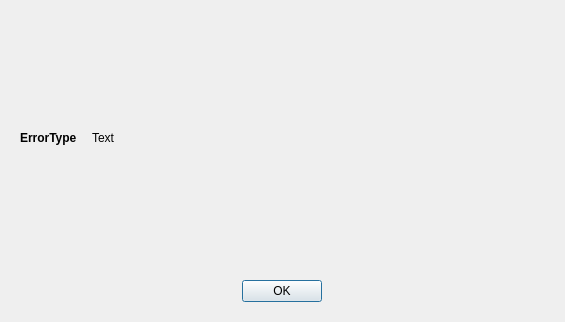
Qt form ui_files/info_dialogue.ui (maromei/addnotespace) before a commit.
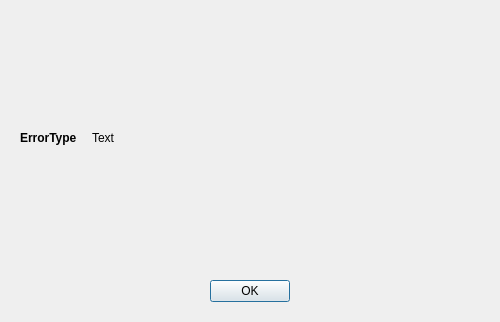
The same form after that commit.

```diff
--- a/ui_files/info_dialogue.ui
+++ b/ui_files/info_dialogue.ui
@@ -6,16 +6,22 @@
    <rect>
     <x>0</x>
     <y>0</y>
-    <width>565</width>
+    <width>500</width>
     <height>322</height>
    </rect>
   </property>
   <property name="minimumSize">
    <size>
-    <width>0</width>
+    <width>500</width>
     <height>322</height>
    </size>
   </property>
+  <property name="maximumSize">
+   <size>
+    <width>500</width>
+    <height>16777215</height>
+   </size>
+  </property>
   <property name="windowTitle">
    <string>Dialog</string>
   </property>
```
